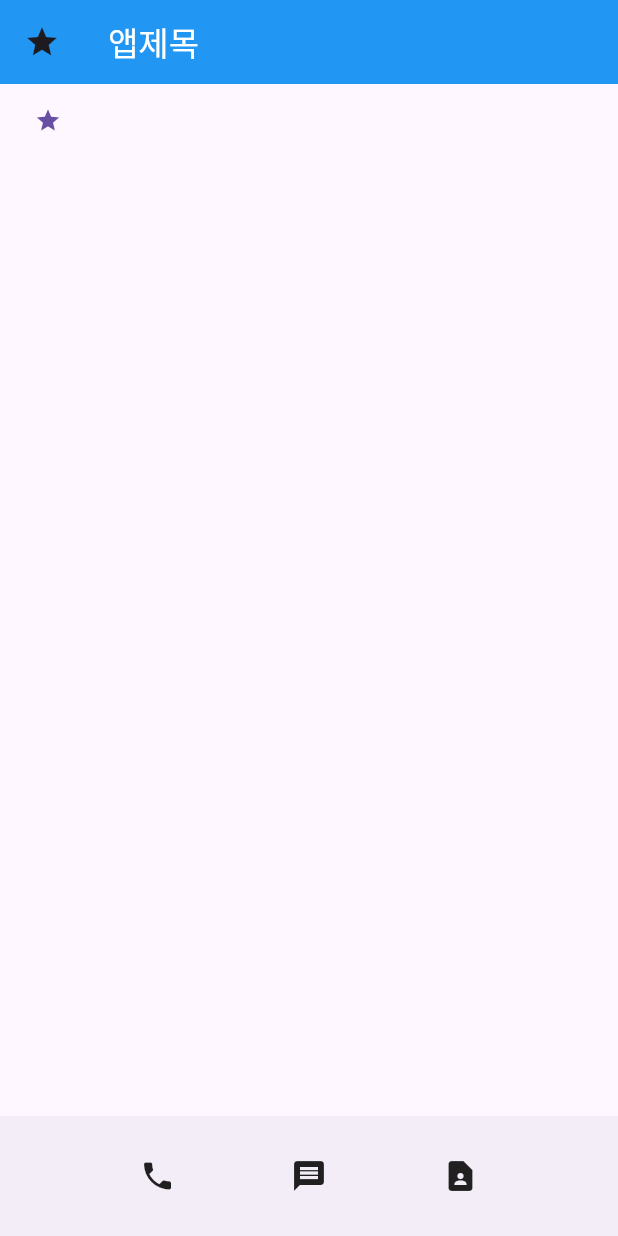
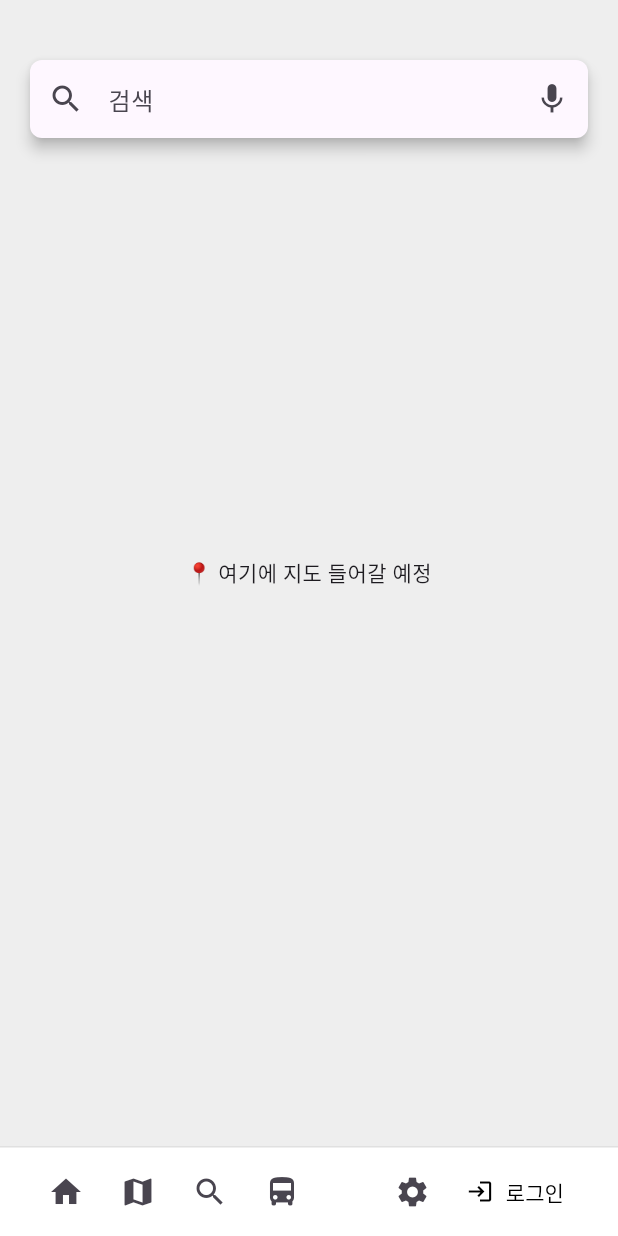
Before and after one commit to qwertyLEEJK/capstone-design, a Flutter app: the screen it shows after launch, on a phone screen of 412 x 824 dp. Run offline on Flutter 3.47's test engine with Material 3 defaults, Android fonts, the phone set to English and light mode, and no system bars.

Commit message:
feat: 레이아웃 구성

```diff
--- a/lib/main.dart
+++ b/lib/main.dart
@@ -1,4 +1,6 @@
 import 'package:flutter/material.dart';
+import 'screens/campus_map_screen.dart';
+
 
 void main() {
   runApp(const MyApp());
@@ -10,32 +12,10 @@ class MyApp extends StatelessWidget {
   @override
   Widget build(BuildContext context) {
     return MaterialApp(
-        home:Scaffold(
-          appBar: AppBar(
-            leading: Icon(Icons.star),
-            title: Text('앱제목', style: TextStyle(color: Colors.white),),
-            backgroundColor: Colors.blue,
-
-          ),
-          body: SizedBox(
-            child: TextButton(onPressed: (){},
-                child: Icon(Icons.star),),
-
-          ),
-          bottomNavigationBar: BottomAppBar(
-            child: Container(
-              height: 500,
-              child: Row(
-                mainAxisAlignment: MainAxisAlignment.spaceEvenly,
-                children: [
-                  Icon(Icons.phone),
-                  Icon(Icons.message),
-                  Icon(Icons.contact_page),
-                ],
-              ),
-            )
-          ),
-        )
+      title: '캠퍼스 지도',
+      debugShowCheckedModeBanner: false,
+      theme: ThemeData(useMaterial3: true),
+      home: const CampusMapScreen(),
     );
   }
 }
--- /dev/null
+++ b/lib/screens/campus_map_screen.dart
@@ -0,0 +1,219 @@
+import 'package:flutter/material.dart';
+import '../screens/departure_search_screen.dart';
+import '../screens/login_screen.dart';
+import '../screens/bus_info_screen.dart';
+import '../widgets/search_box.dart';
+
+class CampusMapScreen extends StatefulWidget {
+  const CampusMapScreen({super.key});
+
+  @override
+  State<CampusMapScreen> createState() => _CampusMapScreenState();
+}
+
+class _CampusMapScreenState extends State<CampusMapScreen> {
+  String _mode = '기본 모드';
+  String? _locationName;
+  String? _locationAddress;
+  bool _showRouteInfo = false;
+  String _routeMethod = '도보';
+  String _routeInfoText = '도보\n5분 소요';
+  bool _navigating = false;
+
+  void _showModeSelector() {
+    showModalBottomSheet(
+      context: context,
+      builder: (context) {
+        return SafeArea(
+          child: Column(
+            mainAxisSize: MainAxisSize.min,
+            children: [
+              ListTile(
+                leading: const Icon(Icons.text_fields),
+                title: const Text('기본 모드'),
+                onTap: () {
+                  setState(() => _mode = '기본 모드');
+                  Navigator.pop(context);
+                },
+              ),
+              ListTile(
+                leading: const Icon(Icons.format_size),
+                title: const Text('큰 글자 모드'),
+                onTap: () {
+                  setState(() => _mode = '큰 글자 모드');
+                  Navigator.pop(context);
+                },
+              ),
+              ListTile(
+                leading: const Icon(Icons.record_voice_over),
+                title: const Text('음성 모드'),
+                onTap: () {
+                  setState(() => _mode = '음성 모드');
+                  Navigator.pop(context);
+                },
+              ),
+            ],
+          ),
+        );
+      },
+    );
+  }
+
+  void _handleTap() {
+    if (_navigating) return;
+    setState(() {
+      _locationName = null;
+      _locationAddress = null;
+      _showRouteInfo = false;
+    });
+  }
+
+  void _goToDepartureSearch() {
+    Navigator.push(
+      context,
+      MaterialPageRoute(builder: (_) => const DepartureSearchScreen()),
+    );
+  }
+
+  void _confirmArrival() {
+    setState(() {
+      _showRouteInfo = true;
+      _routeMethod = '도보';
+      _routeInfoText = '도보\n5분 소요';
+    });
+  }
+
+  void _showLocationInfo() {
+    if (_navigating) return;
+    setState(() {
+      _locationName = '영남대학교경산캠퍼스IT관';
+      _locationAddress = '경북 경산시...';
+      _showRouteInfo = false;
+    });
+  }
+
+  void _setRouteMethod(String method) {
+    setState(() {
+      _routeMethod = method;
+      if (method == '대중교통') {
+        _routeInfoText = '찾을 수 없습니다';
+      } else {
+        _routeInfoText = '도보\n5분 소요';
+      }
+    });
+  }
+
+  void _startNavigation() {
+    setState(() {
+      _navigating = true;
+    });
+  }
+
+  void _stopNavigation() {
+    setState(() {
+      _navigating = false;
+      _showRouteInfo = false;
+      _locationName = null;
+      _locationAddress = null;
+    });
+  }
+
+  void _goToBusInfo() {
+    Navigator.push(
+      context,
+      MaterialPageRoute(builder: (_) => const BusInfoScreen()),
+    );
+  }
+
+  @override
+  Widget build(BuildContext context) {
+    return Scaffold(
+      body: Stack(
+        children: [
+          GestureDetector(
+            onTap: _handleTap,
+            child: Container(
+              color: Colors.grey[200],
+              alignment: Alignment.center,
+              child: GestureDetector(
+                onTap: _showLocationInfo,
+                child: const Text(
+                  '📍 여기에 지도 들어갈 예정',
+                  textAlign: TextAlign.center,
+                ),
+              ),
+            ),
+          ),
+          if (!_navigating)
+            const Positioned(
+              top: 40,
+              left: 20,
+              right: 20,
+              child: SearchBox(),
+            )
+          else
+            Positioned(
+              top: 40,
+              left: 0,
+              right: 0,
+              child: Container(
+                padding: const EdgeInsets.symmetric(vertical: 12),
+                color: Colors.blue,
+                child: Column(
+                  children: const [
+                    Icon(Icons.arrow_upward, color: Colors.white, size: 32),
+                    SizedBox(height: 4),
+                    Text(
+                      '100m 직진',
+                      style: TextStyle(color: Colors.white, fontSize: 20),
+                    )
+                  ],
+                ),
+              ),
+            ),
+        ],
+      ),
+      bottomNavigationBar: Container(
+        height: 60,
+        padding: const EdgeInsets.symmetric(horizontal: 20),
+        decoration: BoxDecoration(
+          color: Colors.white,
+          border: Border(top: BorderSide(color: Colors.grey.shade300)),
+        ),
+        child: Row(
+          children: [
+            if (!_navigating) ...[
+              IconButton(icon: const Icon(Icons.home), onPressed: () {}),
+              IconButton(icon: const Icon(Icons.map), onPressed: () {}),
+              IconButton(icon: const Icon(Icons.search), onPressed: () {}),
+              IconButton(icon: const Icon(Icons.directions_bus), onPressed: _goToBusInfo),
+              const Spacer(),
+              IconButton(icon: const Icon(Icons.settings), onPressed: _showModeSelector),
+              TextButton.icon(
+                onPressed: () {
+                  Navigator.push(
+                    context,
+                    MaterialPageRoute(builder: (_) => const LoginScreen()),
+                  );
+                },
+                icon: const Icon(Icons.login),
+                label: const Text("로그인"),
+                style: TextButton.styleFrom(foregroundColor: Colors.black),
+              ),
+            ] else ...[
+              const Text(
+                '12:34 PM • 845m',
+                style: TextStyle(fontWeight: FontWeight.bold, fontSize: 16),
+              ),
+              const Spacer(),
+              TextButton(
+                onPressed: _stopNavigation,
+                child: const Text('안내 종료'),
+              )
+            ]
+          ],
+        ),
+      ),
+    );
+  }
+}
--- /dev/null
+++ b/lib/widgets/search_box.dart
@@ -0,0 +1,25 @@
+import 'package:flutter/material.dart';
+
+class SearchBox extends StatelessWidget {
+  const SearchBox({super.key});
+
+  @override
+  Widget build(BuildContext context) {
+    return Material(
+      elevation: 4,
+      borderRadius: BorderRadius.circular(8),
+      child: TextField(
+        decoration: InputDecoration(
+          hintText: '검색',
+          prefixIcon: const Icon(Icons.search),
+          suffixIcon: IconButton(
+            icon: const Icon(Icons.mic),
+            onPressed: () {},
+          ),
+          border: InputBorder.none,
+          contentPadding: const EdgeInsets.symmetric(vertical: 14),
+        ),
+      ),
+    );
+  }
+}
```
Also changed, not shown: lib/screens/bus_info_screen.dart (added, +75 -0 lines), lib/screens/departure_search_screen.dart (added, +35 -0 lines), lib/screens/login_screen.dart (added, +47 -0 lines), lib/widgets/circle_login_button.dart (added, +15 -0 lines), assets/google.png (added), assets/kakao.png (added), assets/naver.png (added).
